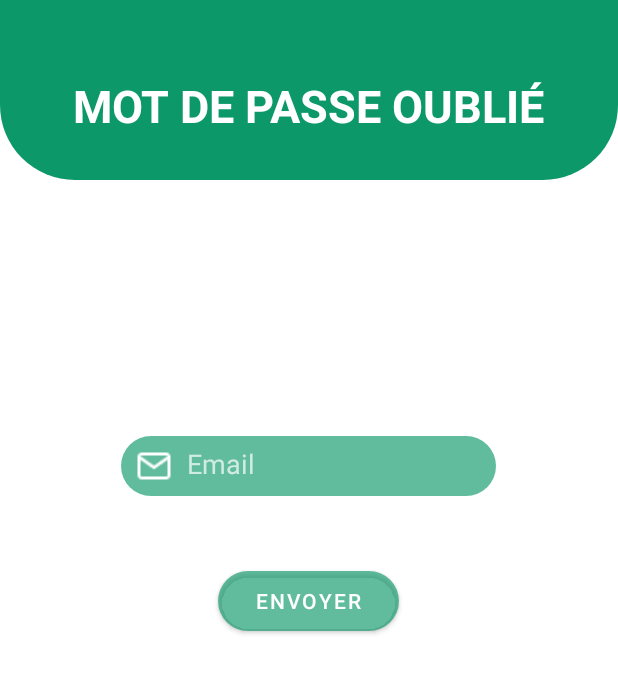
After one commit to PixelDream/PTS3, an Android app: the PasswordActivity screen opened directly, with no data from a screen before it, on a phone screen of 412 x 824 dp. The commit adds this screen. Shown: the top 673 px of the screen. Run offline under Robolectric (Android 15) with nearby library versions, the phone set to English and light mode, and no system bars; our stand-ins replace Firebase (no records; nobody signed in at launch, a user with empty details on screens opened directly).

Commit message:
feat: Auth activities (#6)

```diff
--- /dev/null
+++ b/app/src/main/java/fr/iut/monpotager/controller/auth/PasswordActivity.java
@@ -0,0 +1,59 @@
+package fr.iut.monpotager.controller.auth;
+
+import android.os.Bundle;
+import android.widget.Button;
+import android.widget.EditText;
+import android.widget.Toast;
+
+import androidx.appcompat.app.AppCompatActivity;
+
+import com.google.firebase.auth.FirebaseAuth;
+
+import fr.iut.monpotager.R;
+
+public class PasswordActivity extends AppCompatActivity {
+
+    private static final String TAG = "PasswordActivity";
+
+    private FirebaseAuth mAuth;
+    private EditText emailInput;
+    private Button passwordButton;
+
+
+    @Override
+    protected void onCreate(Bundle savedInstanceState) {
+        super.onCreate(savedInstanceState);
+        setContentView(R.layout.auth_password);
+
+        mAuth = FirebaseAuth.getInstance();
+
+        emailInput = findViewById(R.id.emailInput);
+        passwordButton = findViewById(R.id.passwordButton);
+
+        handleListener();
+    }
+
+    private void handleListener() {
+        passwordButton.setOnClickListener(v -> {
+            String email = emailInput.getText().toString().trim();
+
+            if (email.isEmpty()) {
+                return;
+            }
+
+            resetPassword(emailInput.getText().toString());
+        });
+    }
+
+    private void resetPassword(String email) {
+        mAuth.sendPasswordResetEmail(email).addOnCompleteListener(task -> {
+            if (task.isSuccessful()) {
+                Toast.makeText(this, "Email envoyé", Toast.LENGTH_SHORT);
+            } else {
+                Toast.makeText(this, "Erreur d'email", Toast.LENGTH_LONG);
+            }
+        });
+    }
+
+
+}
--- /dev/null
+++ b/app/src/main/res/layout/auth_password.xml
@@ -0,0 +1,59 @@
+<?xml version="1.0" encoding="utf-8"?>
+<RelativeLayout xmlns:android="http://schemas.android.com/apk/res/android"
+    xmlns:app="http://schemas.android.com/apk/res-auto"
+    android:layout_width="match_parent"
+    android:layout_height="match_parent">
+
+    <View
+        android:id="@+id/header"
+        android:layout_width="match_parent"
+        android:layout_height="120dp"
+        android:background="@drawable/header" />
+
+    <TextView
+        android:id="@+id/textView"
+        android:layout_width="wrap_content"
+        android:layout_height="wrap_content"
+        android:layout_centerHorizontal="true"
+        android:layout_marginTop="50dp"
+        android:text="Mot de passe oublié"
+        android:textAllCaps="true"
+        android:textColor="@color/white"
+        android:textSize="30dp"
+        android:textStyle="bold" />
+
+
+    <EditText
+        android:id="@+id/emailInput"
+        android:layout_width="wrap_content"
+        android:layout_height="40dp"
+        android:layout_below="@+id/textView"
+        android:layout_centerHorizontal="true"
+        android:layout_marginTop="200dp"
+        android:width="250dp"
+        android:background="@drawable/input_light"
+        android:drawableLeft="@drawable/mail"
+        android:drawablePadding="10dp"
+        android:hint="Email"
+        android:inputType="textEmailAddress"
+        android:paddingVertical="9dp"
+        android:paddingLeft="10dp"
+        android:textColor="@color/white_65"
+        android:textColorHint="@color/white_65" />
+
+
+
+    <Button
+        android:id="@+id/passwordButton"
+        android:layout_width="wrap_content"
+        android:layout_height="40dp"
+        android:layout_below="@+id/emailInput"
+        android:layout_centerHorizontal="true"
+        android:layout_marginTop="50dp"
+        android:height="2dp"
+        android:background="@drawable/input"
+        android:paddingHorizontal="25dp"
+        android:text="Envoyer"
+        android:textColor="@color/white"
+        app:backgroundTint="#A60C9869" />
+</RelativeLayout>
--- a/app/src/main/res/values/strings.xml
+++ b/app/src/main/res/values/strings.xml
@@ -1,3 +1,8 @@
 <resources>
     <string name="app_name">Mon Potager</string>
+
+    <string name="default_web_clinent_id">1076885930625-7cpdu4fbp0niq5ida0fgjcvtal3u8ef7.apps.googleusercontent.com</string>
+
+    <string name="facebook_app_id">536268104118922</string>
+    <string name="fb_login_protocol_scheme">fb536268104118922</string>
 </resources>
--- a/app/src/main/res/values/themes.xml
+++ b/app/src/main/res/values/themes.xml
@@ -15,4 +15,10 @@
         <item name="windowActionBar">false</item>
         <item name="windowNoTitle">true</item>
     </style>
+
+    <style name="roundedImageViewRounded">
+        <item name="cornerFamily">rounded</item>
+        <item name="cornerSize">30%</item>
+        <item name="android:background">@color/green_light</item>
+    </style>
 </resources>
--- a/build.gradle
+++ b/build.gradle
@@ -6,7 +6,7 @@ buildscript {
     }
     dependencies {
         classpath "com.android.tools.build:gradle:4.2.2"
-        classpath 'com.google.gms:google-services:4.3.3'
+        classpath 'com.google.gms:google-services:4.3.10'
 
         // NOTE: Do not place your application dependencies here; they belong
         // in the individual module build.gradle files
--- a/gradle.properties
+++ b/gradle.properties
@@ -15,3 +15,4 @@ org.gradle.jvmargs=-Xmx2048m -Dfile.encoding=UTF-8
 # Android operating system, and which are packaged with your app"s APK
 # https://developer.android.com/topic/libraries/support-library/androidx-rn
 android.useAndroidX=true
+android.enableJetifier=true
```
Also changed, not shown: app/build.gradle (+6 -3 lines), app/src/main/AndroidManifest.xml (+20 -0 lines), app/src/main/java/fr/iut/monpotager/controller/MainActivity.java (+23 -1 lines), app/src/main/java/fr/iut/monpotager/controller/auth/LoginActivity.java (added, +245 -0 lines), app/src/main/java/fr/iut/monpotager/controller/auth/SignupActivity.java (added, +103 -0 lines), app/src/main/java/fr/iut/monpotager/manager/UserManager.java (added, +42 -0 lines), app/src/main/java/fr/iut/monpotager/repository/UserRepository.java (added, +41 -0 lines), app/src/main/res/layout/auth_login.xml (+46 -5 lines), app/src/main/res/layout/auth_signup.xml (renamed from app/src/main/res/layout/auth_register.xml, +10 -73 lines), 1 other file.
